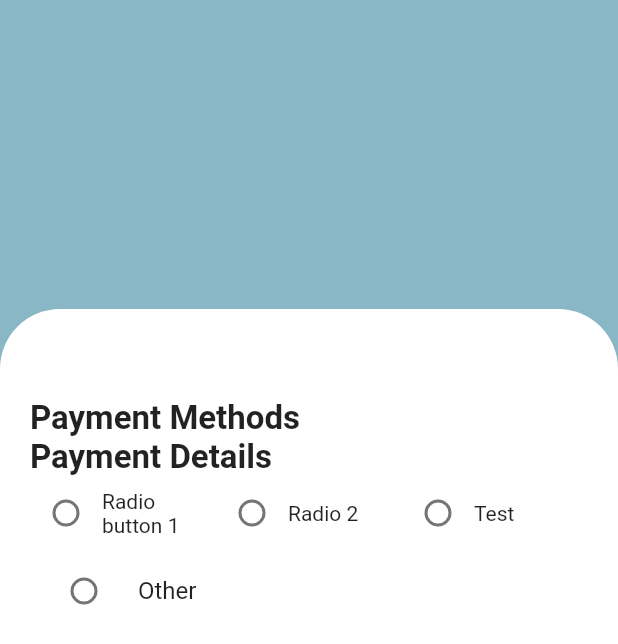
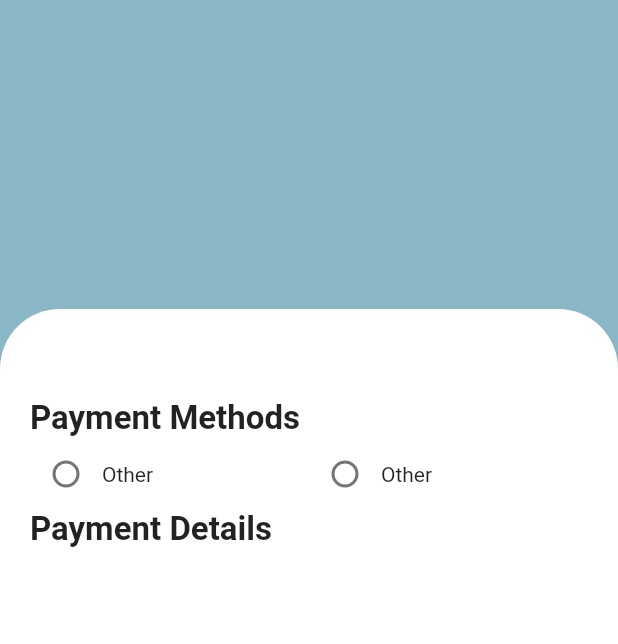
Before and after one commit to salmannaeem112215/flutter_figma_day2_catalog, a Flutter app: the screen it shows after launch, on a phone screen of 412 x 824 dp. Shown: the top 644 px of the screen. Run offline on Flutter 3.47's test engine with Material 2 defaults, Android fonts, the phone set to English and light mode, and no system bars.

Commit message:
Added Radio Buttons in Row

```diff
--- a/lib/widget/payment.dart
+++ b/lib/widget/payment.dart
@@ -31,41 +31,7 @@ class _PaymentState extends State<Payment> {
         Row(),
 
         //Payment Details
-        Text(
-          'Payment Details',
-          style: TextStyle(
-            fontSize: 22,
-            fontWeight: FontWeight.bold,
-          ),
-        ),
-        Row(
-          children: [
-            // RadioListTile(
-            //   title: Text("Male"),
-            //   value: "male",
-            //   groupValue: gender,
-            //   onChanged: (value) {
-            //     setState(() {
-            //       gender = value.toString();
-            //     });
-            //   },
-            // ),
-            // RadioListTile(
-            //   title: Text("Female"),
-            //   value: "female",
-            //   groupValue: gender,
-            //   onChanged: (value) {
-            //     setState(() {
-            //       gender = value.toString();
-            //     });
-            //   },
-            // ),
-          ],
-        ),
 
-        Container(
-          child: Column(
-            children: [
         Row(
           children: [
             Flexible(
@@ -73,49 +39,6 @@ class _PaymentState extends State<Payment> {
               child: Row(
                 children: [
                   Radio(
-                            value: 1,
-                            groupValue: 'null',
-                            onChanged: (index) {}),
-                        Expanded(
-                            child: Text(
-                          'Radio button 1',
-                          maxLines: 2,
-                        ))
-                      ],
-                    ),
-                  ),
-                  Flexible(
-                    flex: 1,
-                    child: Row(
-                      children: [
-                        Radio(
-                            value: 1,
-                            groupValue: 'null',
-                            onChanged: (index) {}),
-                        Text('Radio 2')
-                      ],
-                    ),
-                  ),
-                  Flexible(
-                    flex: 1,
-                    child: Row(
-                      children: [
-                        Radio(
-                            value: 1,
-                            groupValue: 'null',
-                            onChanged: (index) {}),
-                        Text('Test')
-                      ],
-                    ),
-                  ),
-                ],
-              ),
-            ],
-          ),
-        ),
-
-        RadioListTile(
-          title: Text("Other"),
                     value: "other",
                     groupValue: gender,
                     onChanged: (value) {
@@ -124,6 +47,36 @@ class _PaymentState extends State<Payment> {
                       });
                     },
                   ),
+                  Text("Other"),
+                ],
+              ),
+            ),
+            Flexible(
+              child: Row(
+                children: [
+                  Radio(
+                    // title: Text("Others"),
+                    value: "othser",
+                    groupValue: gender,
+                    onChanged: (value) {
+                      setState(() {
+                        gender = value.toString();
+                      });
+                    },
+                  ),
+                  Text("Other"),
+                ],
+              ),
+            ),
+          ],
+        ),
+        Text(
+          'Payment Details',
+          style: TextStyle(
+            fontSize: 22,
+            fontWeight: FontWeight.bold,
+          ),
+        ),
       ],
     );
   }
```
Lines whose indentation alone changed are shown as unchanged.
